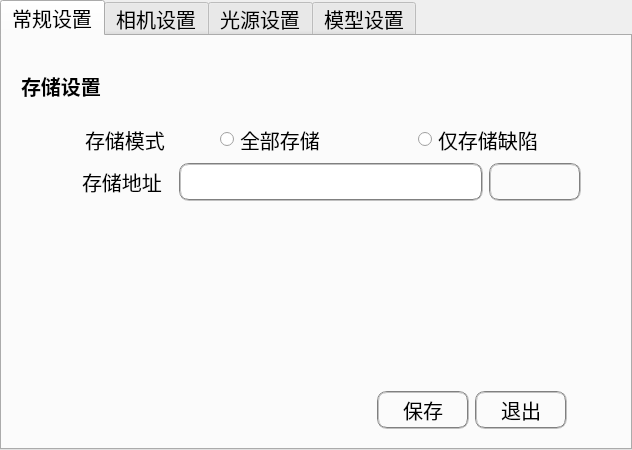
shuaih7/FabricUI, file FabricUI/ConfigWidget.ui: the form before one commit.
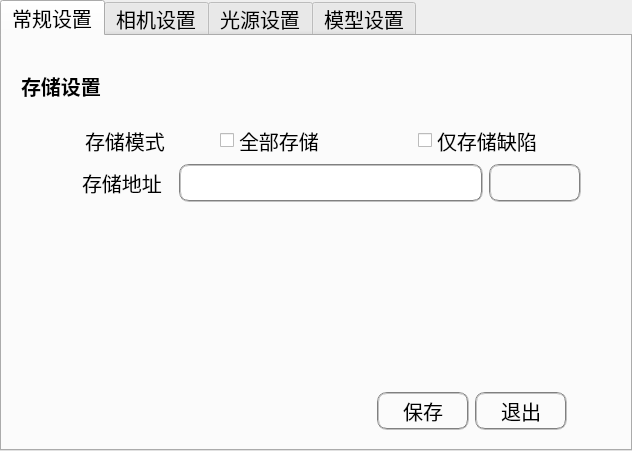
The form after the commit. Icons and pictures are not drawn.

Diff of the .ui file:
```diff
--- a/FabricUI/ConfigWidget.ui
+++ b/FabricUI/ConfigWidget.ui
@@ -7,7 +7,7 @@
     <x>0</x>
     <y>0</y>
     <width>632</width>
-    <height>450</height>
+    <height>451</height>
    </rect>
   </property>
   <property name="minimumSize">
@@ -86,14 +86,14 @@
          </widget>
         </item>
         <item>
-         <widget class="QRadioButton" name="saveAllBtn">
+         <widget class="QCheckBox" name="saveAllBtn">
           <property name="text">
            <string>全部存储</string>
           </property>
          </widget>
         </item>
         <item>
-         <widget class="QRadioButton" name="saveDefBtn">
+         <widget class="QCheckBox" name="saveDefBtn">
           <property name="text">
            <string>仅存储缺陷</string>
           </property>
```
Left out of the diff: 68 changed lines with no effect on the pictures.
